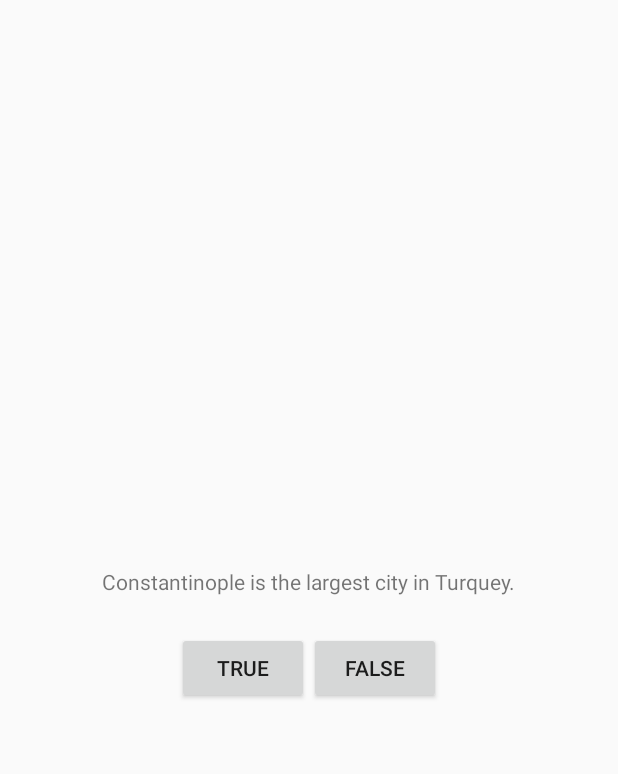
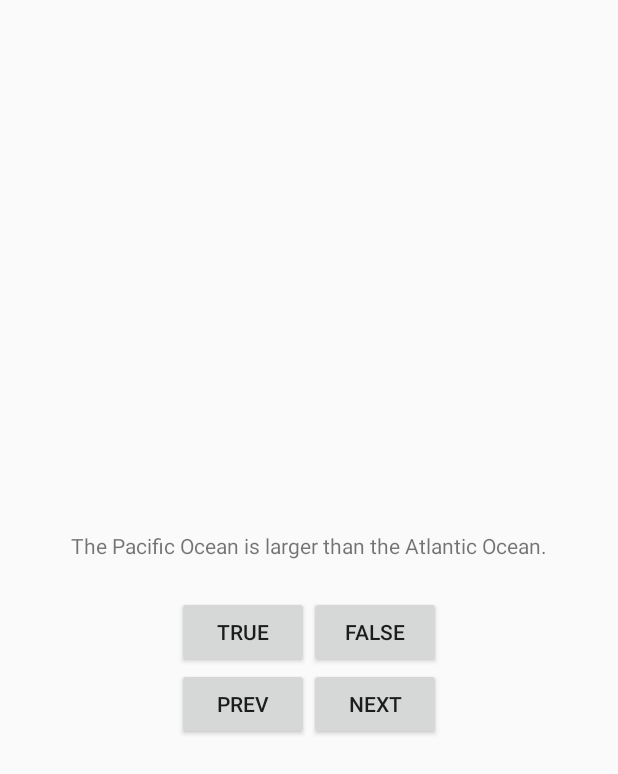
Before and after one commit to BernardNotarianni/learning-android, an Android app: the screen it shows after launch (QuizActivity), after a tap on "TRUE", on a phone screen of 412 x 824 dp. Shown: the top 774 px of the screen. Run offline under Robolectric (Android 15) with nearby library versions, the phone set to English and light mode, and no system bars.

Commit message:
add next button

```diff
--- /dev/null
+++ b/geoquiz/app/src/main/java/com/aleryo/geoquiz/Question.kt
@@ -0,0 +1,3 @@
+package com.aleryo.geoquiz
+
+class Question(val mTextResId: Int, val mAnswerTrue: Boolean)
--- a/geoquiz/app/src/main/java/com/aleryo/geoquiz/QuizActivity.kt
+++ b/geoquiz/app/src/main/java/com/aleryo/geoquiz/QuizActivity.kt
@@ -7,29 +7,71 @@ import android.view.MenuItem
 import android.widget.Button
 import android.view.View
 import android.widget.Toast
+import android.widget.TextView
+import com.aleryo.geoquiz.R.id.question_text_view
+
 
 class QuizActivity : AppCompatActivity() {
 
     private var mTrueButton: Button? = null
     private var mFalseButton: Button? = null
+    private var mPrevButton: Button? = null
+    private var mNextButton: Button? = null
+    private var mQuestionTextView: TextView? = null
 
+    private val mQuestionBank = arrayOf(Question(R.string.question_oceans, true), Question(R.string.question_mideast, false), Question(R.string.question_africa, false), Question(R.string.question_americas, true), Question(R.string.question_asia, true))
+    private var mCurrentIndex = 0
+
+    private fun updateQuestion() {
+        val question = mQuestionBank[mCurrentIndex].mTextResId
+        mQuestionTextView!!.setText(question)
+    }
+
+    private fun checkAnswer(userPressedTrue: Boolean) {
+        val answerIsTrue = mQuestionBank[mCurrentIndex].mAnswerTrue
+        var messageResId: Int
+        messageResId = if (userPressedTrue == answerIsTrue) {
+            R.string.correct_toast
+        } else {
+            R.string.incorrect_toast
+        }
+        Toast.makeText(this, messageResId, Toast.LENGTH_SHORT)
+                .show()
+    }
     override fun onCreate(savedInstanceState: Bundle?) {
         super.onCreate(savedInstanceState)
         setContentView(R.layout.activity_quiz)
 
+        mQuestionTextView = findViewById<View>(question_text_view) as TextView
+        val question = mQuestionBank[mCurrentIndex].mTextResId
+        mQuestionTextView!!.setText(question)
+
         mTrueButton = findViewById(R.id.true_button)
-        mTrueButton?.setOnClickListener(View.OnClickListener {
-            Toast.makeText(this,
-                    R.string.incorrect_toast,
-                    Toast.LENGTH_SHORT).show();
+        mTrueButton?.setOnClickListener({
+            checkAnswer(true)
         })
 
         mFalseButton = findViewById(R.id.false_button)
-        mFalseButton?.setOnClickListener(View.OnClickListener {
-            Toast.makeText(this,
-                    R.string.correct_toast,
-                    Toast.LENGTH_SHORT).show();
+        mFalseButton?.setOnClickListener({
+            checkAnswer(false)
         })
+
+        mPrevButton = findViewById<View>(R.id.prev_button) as Button
+        mPrevButton!!.setOnClickListener({
+            mCurrentIndex = (mCurrentIndex-1).rem(mQuestionBank.size)
+            if (mCurrentIndex < 0) mCurrentIndex += mQuestionBank.size
+            val question = mQuestionBank[mCurrentIndex].mTextResId
+            mQuestionTextView!!.setText(question)
+        })
+
+        mNextButton = findViewById<View>(R.id.next_button) as Button
+        mNextButton!!.setOnClickListener({
+            mCurrentIndex = (mCurrentIndex + 1) % mQuestionBank.size
+            val question = mQuestionBank[mCurrentIndex].mTextResId
+            mQuestionTextView!!.setText(question)
+        })
+
+        updateQuestion()
         /*
         setSupportActionBar(toolbar)
 
--- a/geoquiz/app/src/main/res/layout/activity_quiz.xml
+++ b/geoquiz/app/src/main/res/layout/activity_quiz.xml
@@ -6,10 +6,11 @@
     android:orientation="vertical" >
 
     <TextView
+        android:id="@+id/question_text_view"
         android:layout_width="wrap_content"
         android:layout_height="wrap_content"
         android:padding="24dp"
-        android:text="@string/question_text" />
+        />
 
     <LinearLayout
         android:layout_width="wrap_content"
@@ -27,4 +28,19 @@
             android:text="@string/false_button" />
     </LinearLayout>
 
+    <LinearLayout
+        android:layout_width="wrap_content"
+        android:layout_height="wrap_content"
+        android:orientation="horizontal" >
+        <Button
+            android:id="@+id/prev_button"
+            android:layout_width="wrap_content"
+            android:layout_height="wrap_content"
+            android:text="@string/prev_button" />
+        <Button
+            android:id="@+id/next_button"
+            android:layout_width="wrap_content"
+            android:layout_height="wrap_content"
+            android:text="@string/next_button" />
+    </LinearLayout>
 </LinearLayout>
--- a/geoquiz/app/src/main/res/values/strings.xml
+++ b/geoquiz/app/src/main/res/values/strings.xml
@@ -6,4 +6,12 @@
     <string name="false_button">False</string>
     <string name="correct_toast">Correct!</string>
     <string name="incorrect_toast">Incorrect!</string>
+    <string name="next_button">Next</string>
+
+    <string name="question_oceans">The Pacific Ocean is larger than the Atlantic Ocean.</string>
+    <string name="question_mideast">The Suez Canal connects the Red Sea and the Indian Ocean.</string>
+    <string name="question_africa">The source of the Nile River is in Egypt.</string>
+    <string name="question_americas">The Amazon River is the longest river in the Americas.</string>
+    <string name="question_asia">Lake Baikal is the world\'s oldest and deepest freshwater lake.</string>
+    <string name="prev_button">Prev</string>
 </resources>
```
